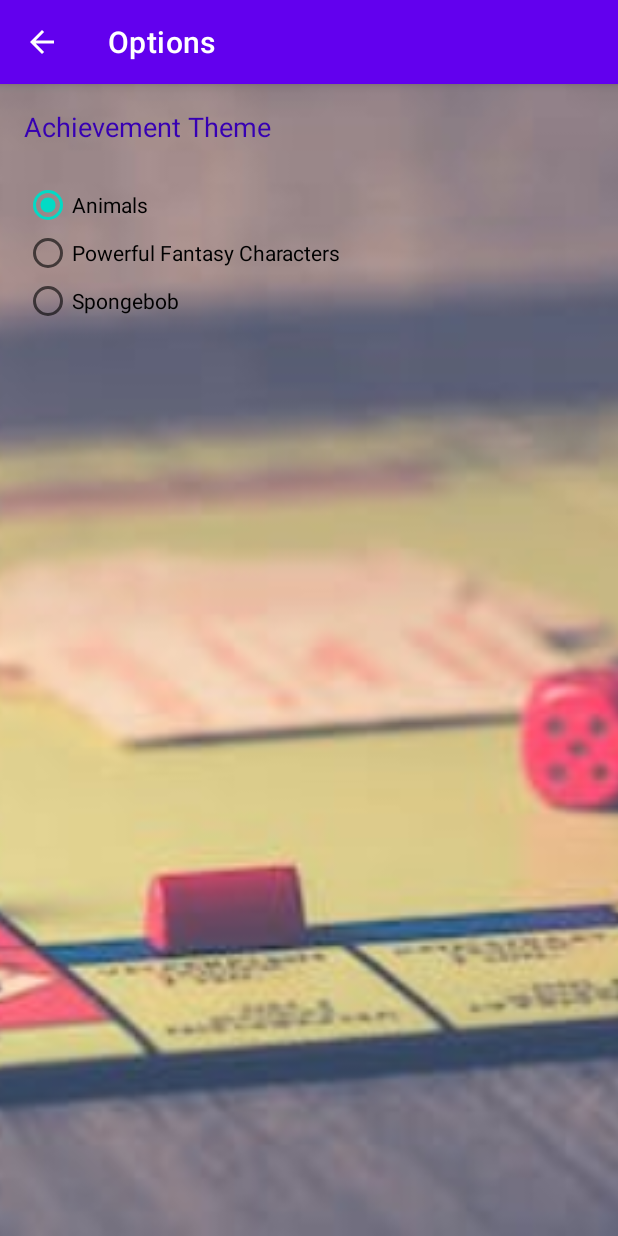
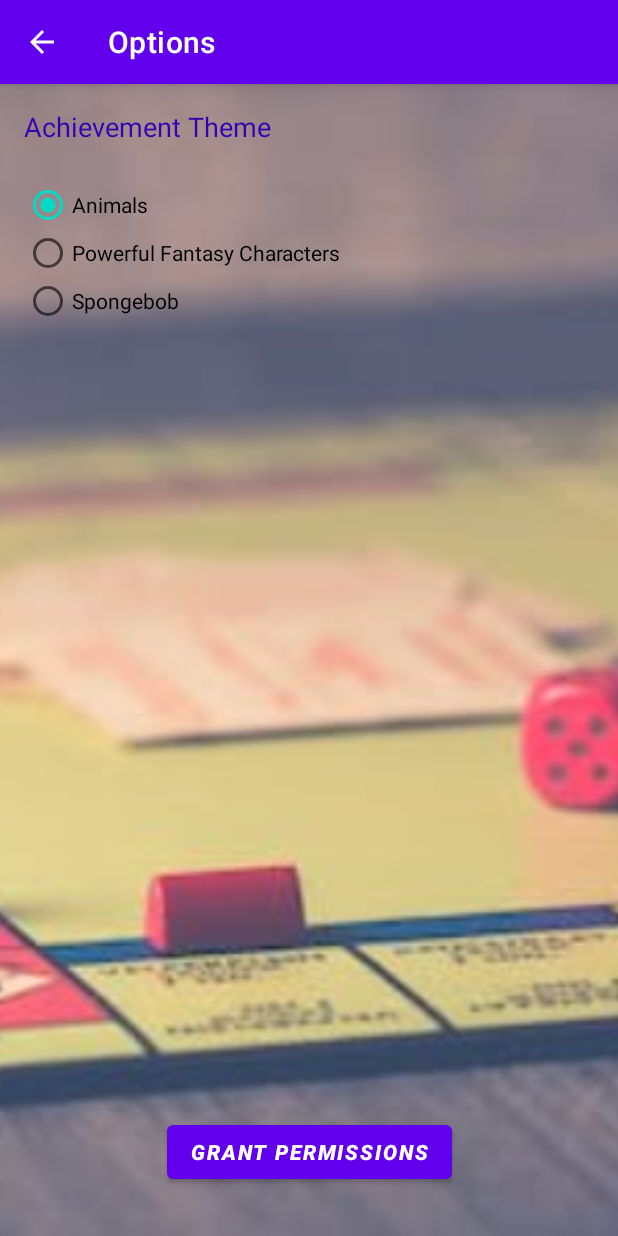
Before and after one commit to HobbesChiong/Co-operative-Goals-for-Competitive-Games, an Android app: the screen it shows after launch (OptionsActivity), after a tap on "OPTIONS", on a phone screen of 412 x 824 dp. Run offline under Robolectric (Android 15) with nearby library versions, the phone set to English and light mode, and no system bars.

Commit message:
Refactor camera and file permissions
The app on first startup will ask the user if they would can grant permissions. If the user declines, they must grant permissions within the options. If the user denies that again, it will not ask any more and the user will not be able to take custom photos. 2 ways to grant permissions: reinstall app or manually grant within the system settings for the app.

```diff
--- a/app/src/main/java/ca/cmpt276/iteration1/MainActivity.java
+++ b/app/src/main/java/ca/cmpt276/iteration1/MainActivity.java
@@ -10,6 +10,7 @@ import android.content.pm.PackageManager;
 import android.os.Bundle;
 
 import ca.cmpt276.iteration1.activities.GameListActivity;
+import ca.cmpt276.iteration1.activities.GameTypeActivity;
 
 public class MainActivity extends AppCompatActivity {
 
@@ -18,6 +19,8 @@ public class MainActivity extends AppCompatActivity {
         super.onCreate(savedInstanceState);
         setContentView(R.layout.activity_main);
         Intent intent = new Intent(MainActivity.this, GameListActivity.class);
+
         startActivity(intent);
     }
+
 }
--- a/app/src/main/java/ca/cmpt276/iteration1/activities/GameListActivity.java
+++ b/app/src/main/java/ca/cmpt276/iteration1/activities/GameListActivity.java
@@ -6,12 +6,17 @@ import static ca.cmpt276.iteration1.activities.OptionsActivity.OPTIONS_PREFERENC
 import androidx.annotation.NonNull;
 import androidx.annotation.Nullable;
 import androidx.appcompat.app.AppCompatActivity;
+import androidx.core.app.ActivityCompat;
 import androidx.core.content.ContextCompat;
 
+import android.Manifest;
+import android.content.Context;
 import android.content.Intent;
 import android.content.SharedPreferences;
 import android.content.pm.PackageManager;
+import android.content.res.Resources;
 import android.graphics.Bitmap;
+import android.graphics.BitmapFactory;
 import android.os.Bundle;
 import android.view.Menu;
 import android.view.MenuInflater;
@@ -40,7 +45,10 @@ import ca.cmpt276.iteration1.model.GameType;
  */
 public class GameListActivity extends AppCompatActivity {
 
-    GameManager gm;
+    private GameManager gm;
+
+    private final int REQUEST_PERMISSIONS_CODE = 10;
+    private final String[] REQUIRED_PERMISSIONS = new String[]{Manifest.permission.CAMERA, Manifest.permission.WRITE_EXTERNAL_STORAGE, Manifest.permission.READ_EXTERNAL_STORAGE};
 
     @Override
     protected void onCreate(Bundle savedInstanceState) {
@@ -78,6 +86,26 @@ public class GameListActivity extends AppCompatActivity {
         });
 
         loadAppSettings();
+
+        grantStorageAndCameraPermissions();
+    }
+
+    private void grantStorageAndCameraPermissions(){
+        // Check if permissions are granted first, then request if not granted
+        if (checkStorageAndCameraPermissions() == false){
+            ActivityCompat.requestPermissions(GameListActivity.this, REQUIRED_PERMISSIONS, REQUEST_PERMISSIONS_CODE);
+        }
+    }
+
+    //Code from https://developer.android.com/codelabs/camerax-getting-started#1
+    private boolean checkStorageAndCameraPermissions(){
+        // If either camera permissions or storage permissions are missing, request permissions again
+        for(String permission : REQUIRED_PERMISSIONS){
+            if(ContextCompat.checkSelfPermission(GameListActivity.this, permission) != PackageManager.PERMISSION_GRANTED){
+                return false;
+            }
+        }
+        return true;
     }
 
     private void loadAppSettings() {
@@ -186,7 +214,7 @@ public class GameListActivity extends AppCompatActivity {
 
             // Set the photo
             ImageView gameBox = itemView.findViewById(R.id.iv_gameBox_list);
-            Bitmap boxBitmap = GameTypeActivity.getBitmapFromPath(currentGame.getImagePath(), this.getContext().getResources());
+            Bitmap boxBitmap = getBitmapFromPath(currentGame.getImagePath(), this.getContext().getResources());
 
             if (boxBitmap != null) {
                 gameBox.setImageBitmap(boxBitmap);
@@ -227,5 +255,13 @@ public class GameListActivity extends AppCompatActivity {
         gm.loadGameTypeList(gson.fromJson(json, type));
     }
 
+    private Bitmap getBitmapFromPath(String imagePath, Resources resources) {
+        Bitmap imageBitmap = BitmapFactory.decodeFile(imagePath);
 
+        if (imageBitmap == null) {
+            imageBitmap = BitmapFactory.decodeResource(resources, R.mipmap.nogamebox);
+        }
+
+        return imageBitmap;
+    }
 }
--- a/app/src/main/java/ca/cmpt276/iteration1/activities/OptionsActivity.java
+++ b/app/src/main/java/ca/cmpt276/iteration1/activities/OptionsActivity.java
@@ -3,12 +3,17 @@ package ca.cmpt276.iteration1.activities;
 import androidx.annotation.NonNull;
 import androidx.appcompat.app.ActionBar;
 import androidx.appcompat.app.AppCompatActivity;
+import androidx.core.app.ActivityCompat;
+import androidx.core.content.ContextCompat;
 
+import android.Manifest;
 import android.content.SharedPreferences;
+import android.content.pm.PackageManager;
 import android.os.Bundle;
 import android.view.MenuInflater;
 import android.view.MenuItem;
 import android.view.View;
+import android.widget.Button;
 import android.widget.RadioButton;
 import android.widget.RadioGroup;
 
@@ -21,6 +26,12 @@ public class OptionsActivity extends AppCompatActivity {
     public static final String OPTIONS_PREFERENCES = "Options Preferences";
     public static final String ACHIEVEMENT_THEME_INDEX = "Achievement Theme Index";
 
+    private final int REQUEST_PERMISSIONS_CODE = 10;
+    private final String[] REQUIRED_PERMISSIONS = new String[]{Manifest.permission.CAMERA, Manifest.permission.WRITE_EXTERNAL_STORAGE, Manifest.permission.READ_EXTERNAL_STORAGE};
+
+    private GameManager gameManager;
+
+
     @Override
     protected void onCreate(Bundle savedInstanceState) {
         super.onCreate(savedInstanceState);
@@ -32,7 +43,10 @@ public class OptionsActivity extends AppCompatActivity {
 
         setTitle(R.string.options);
 
+        gameManager = GameManager.getInstance();
+
         createRadioButtons();
+        createGrantPermissionsButton();
     }
 
     @Override
@@ -68,8 +82,6 @@ public class OptionsActivity extends AppCompatActivity {
         String[] achievementNames = getResources().getStringArray(R.array.theme_names);
         RadioGroup group = findViewById(R.id.rgAchievementTheme);
 
-        GameManager manager = GameManager.getInstance();
-
         // Create the radio buttons
         for (int i = 0; i < achievementNames.length; i++) {
             RadioButton button = new RadioButton(this);
@@ -83,7 +95,7 @@ public class OptionsActivity extends AppCompatActivity {
             button.setOnClickListener(new View.OnClickListener() {
                 @Override
                 public void onClick(View view) {
-                    manager.setGameTheme(buttonIndex);
+                    gameManager.setGameTheme(buttonIndex);
                 }
             });
 
@@ -91,9 +103,34 @@ public class OptionsActivity extends AppCompatActivity {
             group.addView(button);
 
             // Check the achievement theme if it's the current one
-            if (buttonIndex == manager.getAchievementTheme()) {
+            if (buttonIndex == gameManager.getAchievementTheme()) {
                 group.check(button.getId());
             }
         }
     }
+
+    private void createGrantPermissionsButton(){
+        Button btnGrantPermissions = findViewById(R.id.btnGrantPermissions);
+        btnGrantPermissions.setOnClickListener(view -> {
+            grantStorageAndCameraPermissions();
+        });
+    }
+
+    private void grantStorageAndCameraPermissions(){
+        // Check if permissions are granted first, then request if not granted
+        if (checkStorageAndCameraPermissions() == false){
+            ActivityCompat.requestPermissions(OptionsActivity.this, REQUIRED_PERMISSIONS, 10);
+        }
+    }
+
+    //Code from https://developer.android.com/codelabs/camerax-getting-started#1
+    private boolean checkStorageAndCameraPermissions(){
+        // If either camera permissions or storage permissions are missing, request permissions again
+        for(String permission : REQUIRED_PERMISSIONS){
+            if(ContextCompat.checkSelfPermission(OptionsActivity.this, permission) != PackageManager.PERMISSION_GRANTED){
+                return false;
+            }
+        }
+        return true;
+    }
 }
--- a/app/src/main/java/ca/cmpt276/iteration1/model/GameManager.java
+++ b/app/src/main/java/ca/cmpt276/iteration1/model/GameManager.java
@@ -95,4 +95,5 @@ public class GameManager {
     public ArrayList<PlayedGame> getPlayedGames() {
         return playedGames;
     }
+
 }
--- a/app/src/main/res/layout/activity_options.xml
+++ b/app/src/main/res/layout/activity_options.xml
@@ -33,4 +33,16 @@
         android:layout_marginTop="24dp"
         app:layout_constraintStart_toStartOf="parent"
         app:layout_constraintTop_toBottomOf="@+id/textView"/>
+
+    <Button
+        android:id="@+id/btnGrantPermissions"
+        android:layout_width="wrap_content"
+        android:layout_height="wrap_content"
+        android:layout_marginBottom="32dp"
+        android:text="@string/grant_permissions"
+        android:textAlignment="center"
+        android:textStyle="bold|italic"
+        app:layout_constraintBottom_toBottomOf="@+id/iv_optionBackground"
+        app:layout_constraintEnd_toEndOf="parent"
+        app:layout_constraintStart_toStartOf="parent" />
 </androidx.constraintlayout.widget.ConstraintLayout>
--- a/app/src/main/res/values/strings.xml
+++ b/app/src/main/res/values/strings.xml
@@ -108,5 +108,6 @@
     <string name="no">No</string>
     <string name="add_photo">Add Photo</string>
     <string name="player_x">Player X</string>
+    <string name="grant_permissions">Grant Permissions</string>
     />
 </resources>
```
Also changed, not shown: app/src/main/java/ca/cmpt276/iteration1/activities/AchievementCelebrationActivity.java (+15 -2 lines), app/src/main/java/ca/cmpt276/iteration1/activities/GamePlayActivity.java (+30 -25 lines), app/src/main/java/ca/cmpt276/iteration1/activities/GameTypeActivity.java (+29 -16 lines), app/src/main/res/layout/activity_achievement_celebration.xml (+11 -1 lines).
